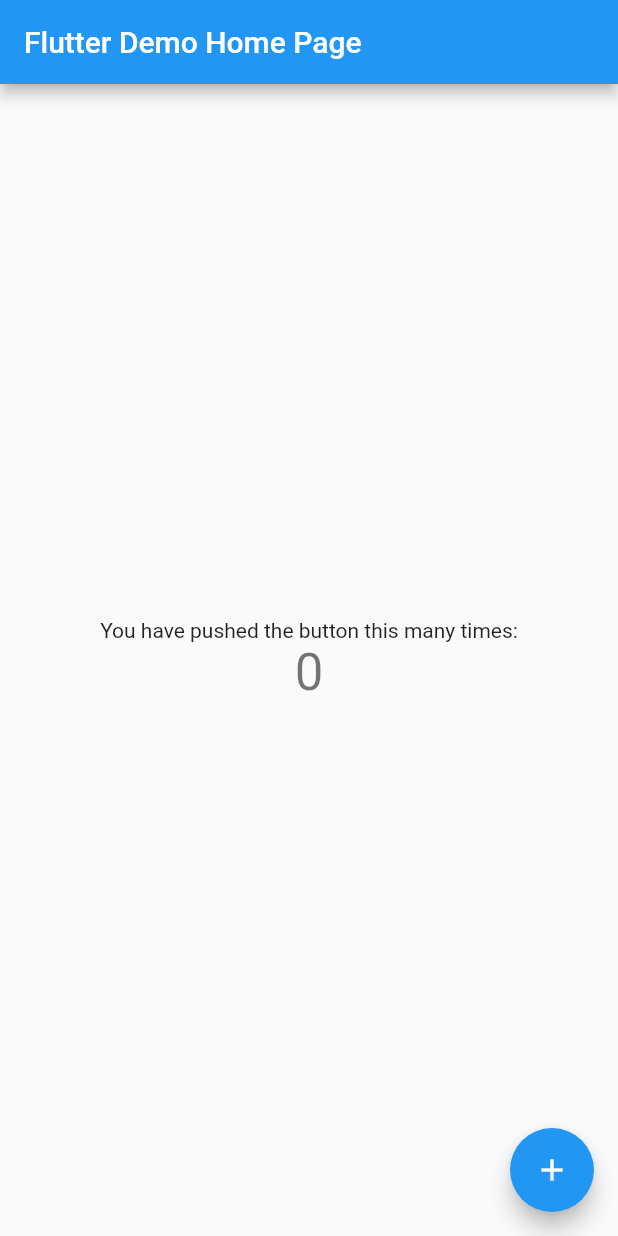
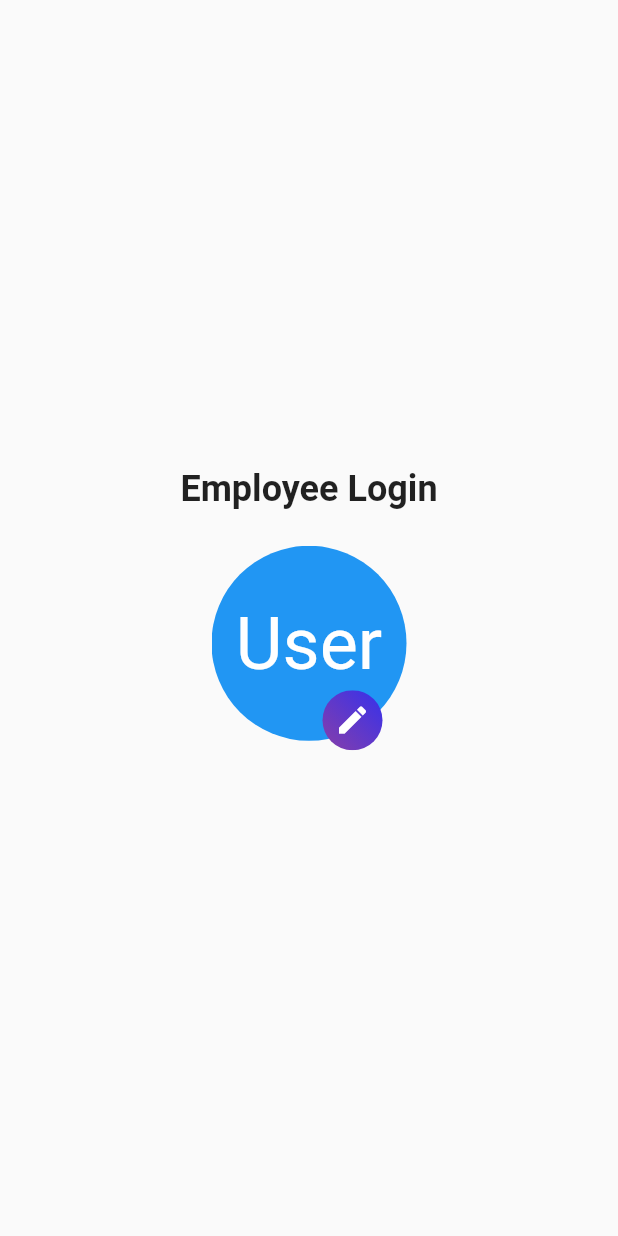
Before and after one commit to ShahzadUmarBaig/aams_fyp, a Flutter app: the screen it shows after launch, on a phone screen of 412 x 824 dp. Run offline on Flutter 3.47's test engine with Material 2 defaults, Android fonts, the phone set to English and light mode, and no system bars; our stand-ins replace bloc, image_picker.

Commit message:
basic code

```diff
--- /dev/null
+++ b/lib/blocs/auth_bloc/auth_event.dart
@@ -0,0 +1,4 @@
+part of 'auth_bloc.dart';
+
+@immutable
+abstract class AuthEvent {}
--- /dev/null
+++ b/lib/blocs/auth_bloc/auth_state.dart
@@ -0,0 +1,6 @@
+part of 'auth_bloc.dart';
+
+@immutable
+abstract class AuthState {}
+
+class AuthInitial extends AuthState {}
--- a/lib/main.dart
+++ b/lib/main.dart
@@ -1,115 +1,21 @@
+import 'package:aams_fyp/route_generator.dart';
+import 'package:aams_fyp/views/login_screen.dart';
 import 'package:flutter/material.dart';
 
 void main() {
-  runApp(const MyApp());
+  runApp(const App());
 }
 
-class MyApp extends StatelessWidget {
-  const MyApp({Key? key}) : super(key: key);
+class App extends StatelessWidget {
+  const App({Key? key}) : super(key: key);
 
-  // This widget is the root of your application.
   @override
   Widget build(BuildContext context) {
     return MaterialApp(
       title: 'Flutter Demo',
-      theme: ThemeData(
-        // This is the theme of your application.
-        //
-        // Try running your application with "flutter run". You'll see the
-        // application has a blue toolbar. Then, without quitting the app, try
-        // changing the primarySwatch below to Colors.green and then invoke
-        // "hot reload" (press "r" in the console where you ran "flutter run",
-        // or simply save your changes to "hot reload" in a Flutter IDE).
-        // Notice that the counter didn't reset back to zero; the application
-        // is not restarted.
-        primarySwatch: Colors.blue,
-      ),
-      home: const MyHomePage(title: 'Flutter Demo Home Page'),
+      theme: ThemeData(primarySwatch: Colors.blue),
+      home: LoginScreen(),
+      onGenerateRoute: RouteGenerator.generateRoute,
     );
   }
 }
-
-class MyHomePage extends StatefulWidget {
-  const MyHomePage({Key? key, required this.title}) : super(key: key);
-
-  // This widget is the home page of your application. It is stateful, meaning
-  // that it has a State object (defined below) that contains fields that affect
-  // how it looks.
-
-  // This class is the configuration for the state. It holds the values (in this
-  // case the title) provided by the parent (in this case the App widget) and
-  // used by the build method of the State. Fields in a Widget subclass are
-  // always marked "final".
-
-  final String title;
-
-  @override
-  State<MyHomePage> createState() => _MyHomePageState();
-}
-
-class _MyHomePageState extends State<MyHomePage> {
-  int _counter = 0;
-
-  void _incrementCounter() {
-    setState(() {
-      // This call to setState tells the Flutter framework that something has
-      // changed in this State, which causes it to rerun the build method below
-      // so that the display can reflect the updated values. If we changed
-      // _counter without calling setState(), then the build method would not be
-      // called again, and so nothing would appear to happen.
-      _counter++;
-    });
-  }
-
-  @override
-  Widget build(BuildContext context) {
-    // This method is rerun every time setState is called, for instance as done
-    // by the _incrementCounter method above.
-    //
-    // The Flutter framework has been optimized to make rerunning build methods
-    // fast, so that you can just rebuild anything that needs updating rather
-    // than having to individually change instances of widgets.
-    return Scaffold(
-      appBar: AppBar(
-        // Here we take the value from the MyHomePage object that was created by
-        // the App.build method, and use it to set our appbar title.
-        title: Text(widget.title),
-      ),
-      body: Center(
-        // Center is a layout widget. It takes a single child and positions it
-        // in the middle of the parent.
-        child: Column(
-          // Column is also a layout widget. It takes a list of children and
-          // arranges them vertically. By default, it sizes itself to fit its
-          // children horizontally, and tries to be as tall as its parent.
-          //
-          // Invoke "debug painting" (press "p" in the console, choose the
-          // "Toggle Debug Paint" action from the Flutter Inspector in Android
-          // Studio, or the "Toggle Debug Paint" command in Visual Studio Code)
-          // to see the wireframe for each widget.
-          //
-          // Column has various properties to control how it sizes itself and
-          // how it positions its children. Here we use mainAxisAlignment to
-          // center the children vertically; the main axis here is the vertical
-          // axis because Columns are vertical (the cross axis would be
-          // horizontal).
-          mainAxisAlignment: MainAxisAlignment.center,
-          children: <Widget>[
-            const Text(
-              'You have pushed the button this many times:',
-            ),
-            Text(
-              '$_counter',
-              style: Theme.of(context).textTheme.headline4,
-            ),
-          ],
-        ),
-      ),
-      floatingActionButton: FloatingActionButton(
-        onPressed: _incrementCounter,
-        tooltip: 'Increment',
-        child: const Icon(Icons.add),
-      ), // This trailing comma makes auto-formatting nicer for build methods.
-    );
-  }
-}
--- /dev/null
+++ b/lib/views/login_screen.dart
@@ -0,0 +1,102 @@
+import 'package:flutter/material.dart';
+import 'package:image_picker/image_picker.dart';
+
+class LoginScreen extends StatelessWidget {
+  static const String id = "/login";
+  const LoginScreen({Key? key}) : super(key: key);
+
+  @override
+  Widget build(BuildContext context) {
+    return Scaffold(
+      body: Column(
+        mainAxisAlignment: MainAxisAlignment.center,
+        children: [
+          Text(
+            "Employee Login",
+            style: TextStyle(
+              fontSize: 24,
+              fontWeight: FontWeight.w600,
+            ),
+          ),
+          SizedBox(height: 24),
+          ProfilePictureWidget(),
+        ],
+      ),
+    );
+  }
+}
+
+class ProfilePictureWidget extends StatelessWidget {
+  const ProfilePictureWidget({Key? key}) : super(key: key);
+
+  @override
+  Widget build(BuildContext context) {
+    return Center(
+      child: SizedBox(
+        height: MediaQuery.of(context).size.height * 0.18,
+        child: Stack(
+          children: [
+            Container(
+              width: 130,
+              height: 130,
+              decoration: const BoxDecoration(
+                shape: BoxShape.circle,
+                color: Colors.blue,
+              ),
+              child: Center(
+                child: Text(
+                  'User',
+                  style: const TextStyle(
+                    color: Colors.white,
+                    fontSize: 48,
+                  ),
+                ),
+              ),
+            ),
+            Positioned(
+              right: -8,
+              bottom: 8,
+              child: MaterialButton(
+                onPressed: () async {},
+                shape: const CircleBorder(),
+                padding: const EdgeInsets.all(0.0),
+                child: Ink(
+                  decoration: const BoxDecoration(
+                    shape: BoxShape.circle,
+                    gradient: LinearGradient(
+                      begin: Alignment.topRight,
+                      end: Alignment.bottomLeft,
+                      colors: [
+                        Color(0xff3531EC),
+                        Color(0xff873FA9),
+                      ],
+                    ),
+                  ),
+                  child: Container(
+                    alignment: Alignment.center,
+                    width: 40,
+                    height: 40,
+                    padding: const EdgeInsets.all(0),
+                    child: Icon(
+                      Icons.edit,
+                      color: Colors.white,
+                    ),
+                  ),
+                ),
+              ),
+            ),
+          ],
+        ),
+      ),
+    );
+  }
+
+  Future getImage(BuildContext context) async {
+    XFile? image = await ImagePicker().pickImage(source: ImageSource.gallery);
+    if (image != null) {
+      // context
+      //     .read<ProfileCompletionBloc>()
+      //     .add(OnFileChanged(File(image.path)));
+    }
+  }
+}
```
Also changed, not shown: face_recognition.postman_collection.json (added, +114 -0 lines), lib/blocs/auth_bloc/auth_bloc.dart (added, +15 -0 lines), lib/route_generator.dart (added, +32 -0 lines), lib/services/api_service.dart (added, +48 -0 lines), lib/views/home_screen.dart (added, +11 -0 lines), lib/views/register_screen.dart (added, +11 -0 lines), pubspec.yaml (+6 -45 lines), assets/images/image_placeholder.jpeg (added), lib/constants.dart (added), lib/widgets/image_picker_widget.dart (added), pubspec.lock, 1 other file.
